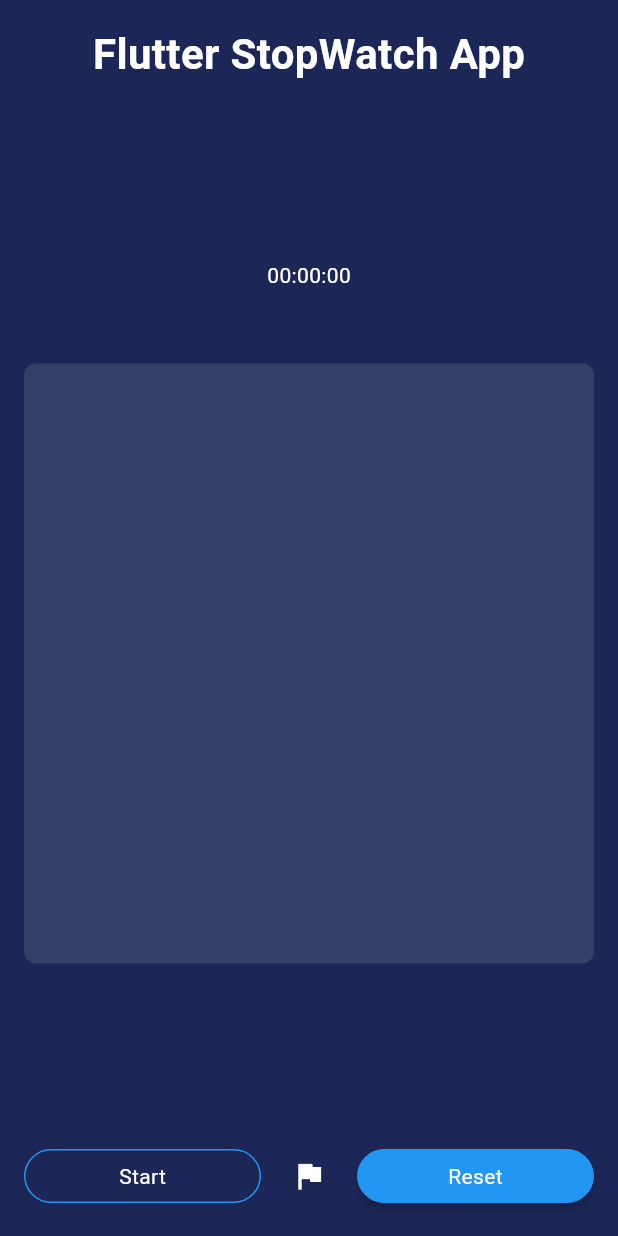
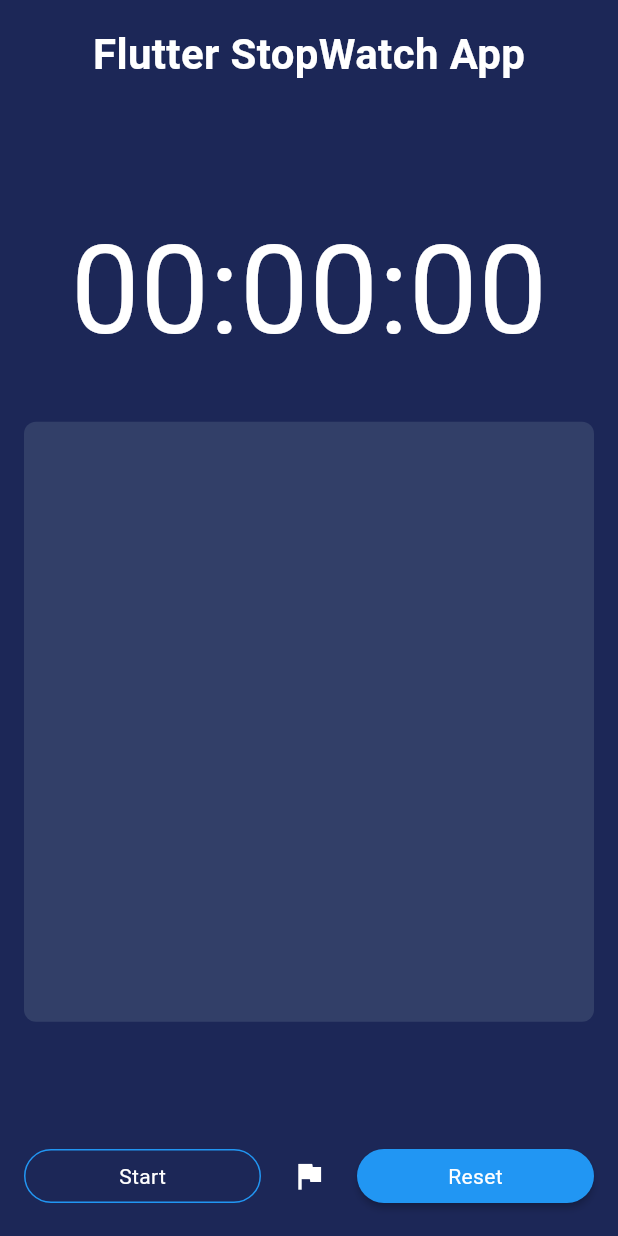
Before and after one commit to codeby-vikrant/Task-3-StopWatch-App, a Flutter app: the screen it shows after launch, on a phone screen of 412 x 824 dp. Run offline on Flutter 3.47's test engine with Material 3 defaults, Android fonts, the phone set to English and light mode, and no system bars.

Commit message:
increased the font size

```diff
--- a/lib/screens/homescreen.dart
+++ b/lib/screens/homescreen.dart
@@ -35,7 +35,7 @@ class _HomeScreenState extends State<HomeScreen> {
             const Center(
               child: Text(
                 "00:00:00",
-                style: TextStyle(color: swWhite),
+                style: TextStyle(color: swWhite, fontSize: 82.0),
               ),
             ),
             Container(
```
